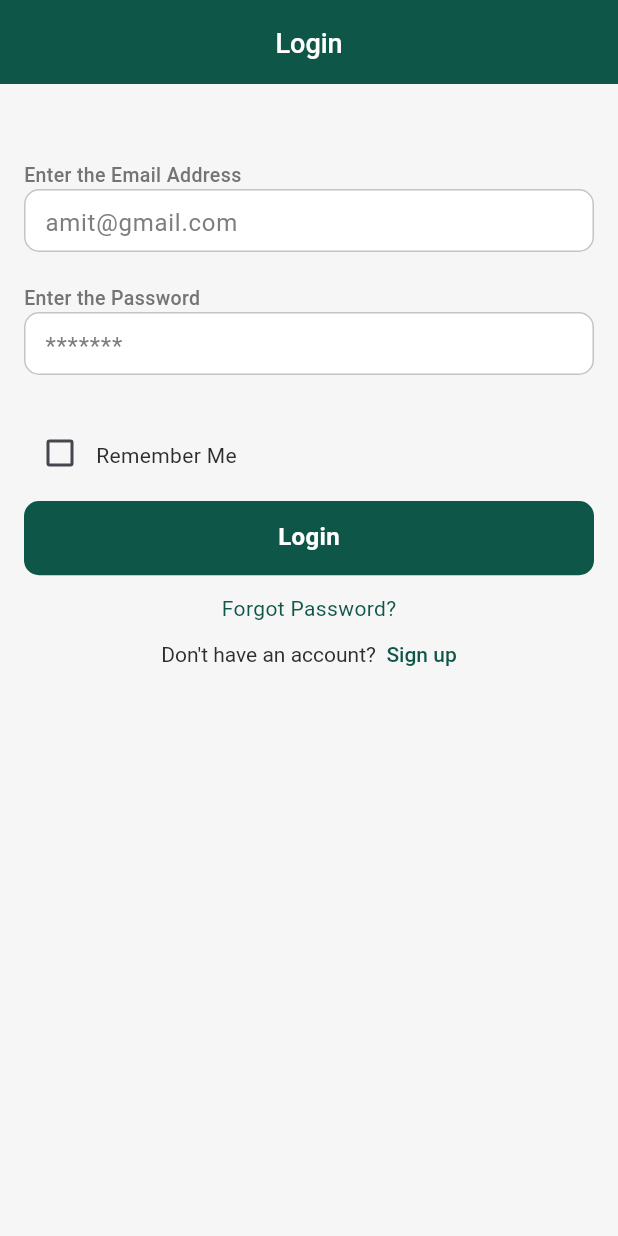
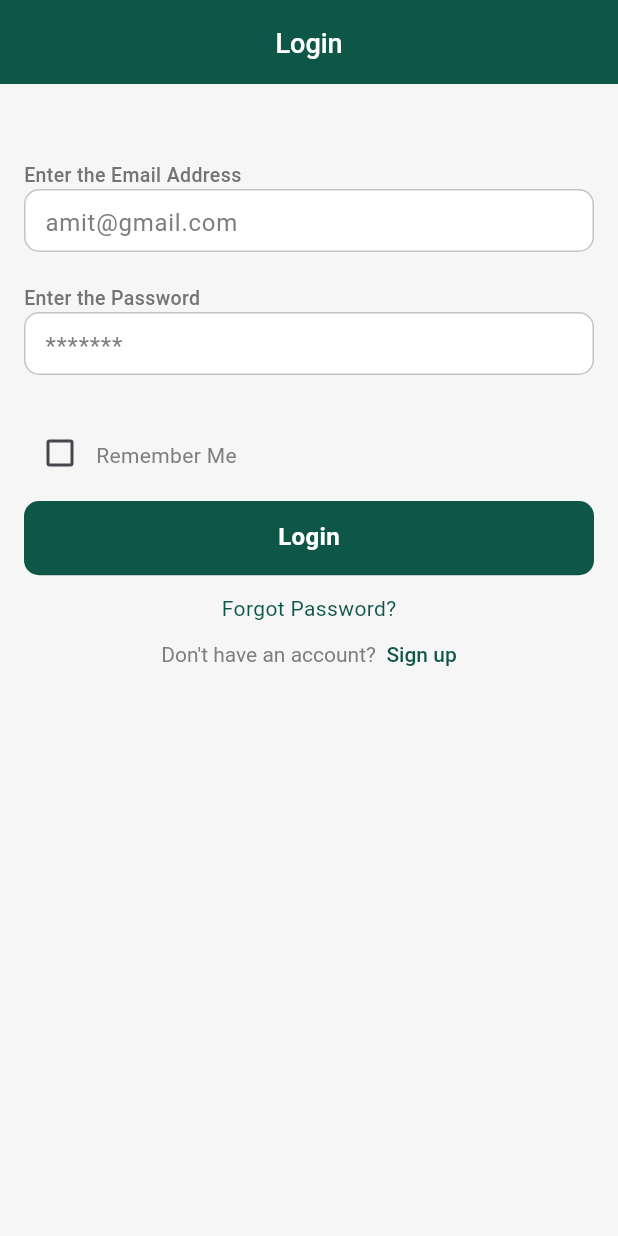
Before and after one commit to jithya471/Task-Manager-App, a Flutter app: the screen it shows after launch, on a phone screen of 412 x 824 dp. Run offline on Flutter 3.47's test engine with Material 3 defaults, Android fonts, the phone set to English and light mode, and no system bars; our stand-ins replace cloud_firestore, connectivity_plus, firebase_auth, firebase_core, firebase_storage, flutter_local_notifications and 7 more; accounts and stored records are empty.

Commit message:
dark mode

```diff
--- a/lib/app/views/add_task/ui/add_task_view.dart
+++ b/lib/app/views/add_task/ui/add_task_view.dart
@@ -51,7 +51,6 @@ class _AddTaskViewState extends State<AddTaskView> {
   @override
   Widget build(BuildContext context) {
     return Scaffold(
-      backgroundColor: Appcolors.background,
       appBar: AppBar(
         centerTitle: true,
         leading: IconButton(
--- a/lib/app/views/home/controller/home_controller.dart
+++ b/lib/app/views/home/controller/home_controller.dart
@@ -39,6 +39,8 @@ class HomeController extends GetxController {
   RxBool isDescending = false.obs;
 
   late StreamSubscription<List<Task>> _tasksSubscription;
+  var isDarkMode = false.obs;
+
   Future<void> syncTask(Task task) async {
     if (!task.isSynced) {
       try {
@@ -164,8 +166,6 @@ class HomeController extends GetxController {
     await _notificationsService.cancelTaskReminder(taskId);
   }
 
-
-
   Future<void> logout() async {
     final confirm = await Get.dialog(
       AlertDialog(
@@ -186,8 +186,7 @@ class HomeController extends GetxController {
 
     if (confirm == true) {
       await _authService.logoutUser();
-      Get.offAll(
-          () => AppRoutes.loginView);
+      Get.offAll(() => AppRoutes.loginView);
       Get.snackbar(
         'Logged Out',
         'You have successfully logged out.',
--- a/lib/app/views/home/ui/home_view.dart
+++ b/lib/app/views/home/ui/home_view.dart
@@ -9,6 +9,7 @@ import 'package:task_manager/app/utils/styles.dart';
 import 'package:get/get.dart';
 import 'package:task_manager/app/views/add_task/ui/add_task_view.dart';
 import 'package:task_manager/app/views/home/controller/home_controller.dart';
+import 'package:task_manager/theme_controller.dart';
 
 class HomeView extends StatefulWidget {
   const HomeView({super.key});
@@ -44,6 +45,8 @@ class _HomeViewState extends State<HomeView> {
   }
 
   PreferredSizeWidget _buildAppBar() {
+    final themeController = Get.put(ThemeController());
+
     return AppBar(
       backgroundColor: Appcolors.primary,
       centerTitle: true,
@@ -52,8 +55,14 @@ class _HomeViewState extends State<HomeView> {
         style: style(18, FontWeight.w500, Appcolors.white),
       ),
       leading: IconButton(
-        icon: const Icon(Icons.brightness_4, color: Appcolors.white),
-        onPressed: () {},
+        icon: Icon(
+          Icons.brightness_6,
+          color: Appcolors.white,
+        ),
+        onPressed: () {
+          themeController
+              .toggleTheme(); // This should update the theme immediately
+        },
       ),
       actions: [
         IconButton(
--- a/lib/app/views/login/ui/login_view.dart
+++ b/lib/app/views/login/ui/login_view.dart
@@ -16,7 +16,6 @@ class LoginView extends StatelessWidget {
   @override
   Widget build(BuildContext context) {
     return Scaffold(
-      backgroundColor: Appcolors.background,
       appBar: AppBar(
         backgroundColor: Appcolors.primary,
         centerTitle: true,
@@ -58,7 +57,7 @@ class LoginView extends StatelessWidget {
                           )),
                       Text(
                         'Remember Me',
-                        style: style(14, FontWeight.w400, Appcolors.black),
+                        style: style(14, FontWeight.w400, Appcolors.lightGrey),
                       ),
                     ],
                   ),
@@ -85,7 +84,7 @@ class LoginView extends StatelessWidget {
                     children: [
                       TextSpan(
                         text: 'Don\'t have an account?',
-                        style: style(14, FontWeight.w400, Appcolors.black),
+                        style: style(14, FontWeight.w400, Appcolors.lightGrey),
                       ),
                       TextSpan(
                         text: '  Sign up',
--- a/lib/app/views/register/ui/register_view.dart
+++ b/lib/app/views/register/ui/register_view.dart
@@ -15,7 +15,6 @@ class RegisterView extends StatelessWidget {
 
     return Scaffold(
       appBar: AppBar(
-        backgroundColor: Appcolors.primary,
         centerTitle: true,
         automaticallyImplyLeading: false,
         title: Text(
--- a/lib/main.dart
+++ b/lib/main.dart
@@ -7,8 +7,11 @@ import 'package:task_manager/app/routes/app_pages.dart';
 import 'package:task_manager/app/services/connectivity_service.dart';
 import 'package:task_manager/app/services/local_storage_service.dart';
 import 'package:task_manager/app/services/task_service.dart';
+import 'package:task_manager/app/utils/color.dart';
+import 'package:task_manager/app/views/home/controller/home_controller.dart';
 import 'package:task_manager/app_binding.dart';
 import 'package:task_manager/error_app.dart';
+import 'package:task_manager/theme_controller.dart';
 import 'app/services/auth_service.dart';
 
 Future<void> main() async {
@@ -36,21 +39,26 @@ Future<void> main() async {
 
     // Initialize connectivity service last since it depends on other services
     final connectivityService = Get.put(ConnectivityService());
-
+    Get.put(ThemeController());
     runApp(const MyApp());
   } catch (e) {
     log('Error during initialization: $e');
-    runApp(
-        const ErrorApp());
+    runApp(const ErrorApp());
   }
 }
 
-// Application widget
 class MyApp extends StatelessWidget {
   const MyApp({super.key});
 
   @override
   Widget build(BuildContext context) {
+    // Ensure the ThemeController is initialized once
+    Get.put(ThemeController());
+
+    return Obx(() {
+      // Use `isDarkMode.value` directly to set the themeMode
+      final themeController = Get.put(ThemeController());
+
       return GetMaterialApp(
         title: 'Task Manager',
         debugShowCheckedModeBanner: false,
@@ -58,12 +66,42 @@ class MyApp extends StatelessWidget {
         getPages: AppPages.pages,
         initialBinding: AppBinding(),
         theme: ThemeData(
-        // Add your theme configuration
-        primarySwatch: Colors.blue,
+          primaryColor: Appcolors.primary,
+          scaffoldBackgroundColor: Appcolors.background,
+          appBarTheme: AppBarTheme(
+            backgroundColor: Appcolors.primary,
           ),
+          textTheme: TextTheme(
+            bodyLarge: TextStyle(color: Appcolors.textColor),
+            bodyMedium: TextStyle(color: Appcolors.textColor),
+            headlineLarge: TextStyle(color: Appcolors.primary),
+            headlineMedium: TextStyle(color: Appcolors.primary),
+          ),
+          iconTheme: IconThemeData(color: Appcolors.black),
+          buttonTheme: ButtonThemeData(buttonColor: Appcolors.lightBlue),
+          brightness: Brightness.light,
+        ),
+        darkTheme: ThemeData(
+          primaryColor: Appcolors.primary,
+          scaffoldBackgroundColor: Appcolors.black,
+          appBarTheme: AppBarTheme(
+            backgroundColor: Appcolors.primary,
+          ),
+          textTheme: TextTheme(
+            bodyLarge: TextStyle(color: Appcolors.white),
+            bodyMedium: TextStyle(color: Appcolors.white),
+            headlineLarge: TextStyle(color: Appcolors.white),
+            headlineMedium: TextStyle(color: Appcolors.white),
+          ),
+          iconTheme: IconThemeData(color: Appcolors.white),
+          buttonTheme: ButtonThemeData(buttonColor: Appcolors.lightBlue),
+          brightness: Brightness.dark,
+        ),
+        themeMode:
+            themeController.isDarkMode.value ? ThemeMode.dark : ThemeMode.light,
         builder: (context, child) {
           return Obx(() {
-          final connectivityService = Get.find<ConnectivityService>();
+            final connectivityService = Get.put(ConnectivityService());
             final hasConnection = connectivityService.hasConnection;
 
             return Stack(
@@ -91,5 +129,6 @@ class MyApp extends StatelessWidget {
           });
         },
       );
+    });
   }
 }
--- /dev/null
+++ b/lib/theme_controller.dart
@@ -0,0 +1,9 @@
+import 'package:get/get.dart';
+
+class ThemeController extends GetxController {
+  var isDarkMode = false.obs;
+
+  void toggleTheme() {
+    isDarkMode.value = !isDarkMode.value;
+  }
+}
```
Lines whose indentation alone changed are shown as unchanged.
